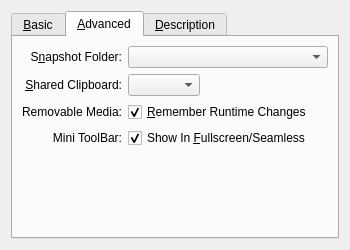
Old version of the form vbox/src/VBox/Frontends/VirtualBox/ui/VBoxVMSettingsGeneral.ui in the repository jljuxgm/vboxgit.
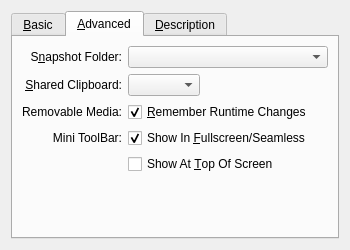
New version of the form. The open tabs and pages were chosen to show the change. Custom widgets are drawn as their Qt base class.

```diff
--- a/vbox/src/VBox/Frontends/VirtualBox/ui/VBoxVMSettingsGeneral.ui
+++ b/vbox/src/VBox/Frontends/VirtualBox/ui/VBoxVMSettingsGeneral.ui
@@ -221,6 +221,25 @@
             </property>
            </widget>
           </item>
+          <item row="4" column="1" >
+           <widget class="QCheckBox" name="mCbToolBarAlignment" >
+            <property name="sizePolicy" >
+             <sizepolicy vsizetype="Fixed" hsizetype="MinimumExpanding" >
+              <horstretch>0</horstretch>
+              <verstretch>0</verstretch>
+             </sizepolicy>
+            </property>
+            <property name="whatsThis" >
+             <string>If checked, show the Mini ToolBar at the top of the screen, rather than in it's default position at the bottom of the screen.</string>
+            </property>
+            <property name="text" >
+             <string>Show At &amp;Top Of Screen</string>
+            </property>
+            <property name="checked" >
+             <bool>false</bool>
+            </property>
+           </widget>
+          </item>
          </layout>
         </widget>
        </item>
```
Left out of the diff: 19 changed lines with no effect on the pictures.
